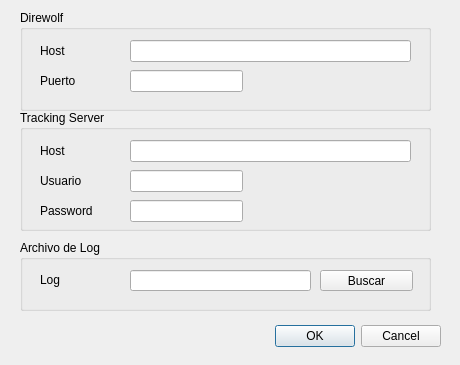
Old version of the form config.ui in the repository ladecadence/ASHAB-Telemetry.
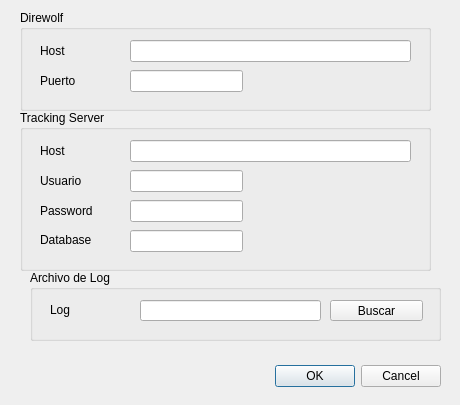
New version of the form.

Commit message: database header and config

```diff
--- a/config.ui
+++ b/config.ui
@@ -7,7 +7,7 @@
     <x>0</x>
     <y>0</y>
     <width>460</width>
-    <height>365</height>
+    <height>405</height>
    </rect>
   </property>
   <property name="windowTitle">
@@ -17,7 +17,7 @@
    <property name="geometry">
     <rect>
      <x>30</x>
-     <y>320</y>
+     <y>360</y>
      <width>411</width>
      <height>32</height>
     </rect>
@@ -35,7 +35,7 @@
      <x>20</x>
      <y>110</y>
      <width>411</width>
-     <height>121</height>
+     <height>161</height>
     </rect>
    </property>
    <property name="title">
@@ -113,6 +113,32 @@
      <string>Password</string>
     </property>
    </widget>
+   <widget class="QLabel" name="label_7">
+    <property name="geometry">
+     <rect>
+      <x>20</x>
+      <y>120</y>
+      <width>66</width>
+      <height>20</height>
+     </rect>
+    </property>
+    <property name="text">
+     <string>Database</string>
+    </property>
+   </widget>
+   <widget class="QLineEdit" name="serverDbEdit">
+    <property name="geometry">
+     <rect>
+      <x>110</x>
+      <y>120</y>
+      <width>113</width>
+      <height>22</height>
+     </rect>
+    </property>
+    <property name="echoMode">
+     <enum>QLineEdit::Normal</enum>
+    </property>
+   </widget>
   </widget>
   <widget class="QGroupBox" name="groupBox">
    <property name="geometry">
@@ -176,8 +202,8 @@
   <widget class="QGroupBox" name="groupBox_3">
    <property name="geometry">
     <rect>
-     <x>20</x>
-     <y>240</y>
+     <x>30</x>
+     <y>270</y>
      <width>411</width>
      <height>71</height>
     </rect>
```
The commit also changes 2 other files.
